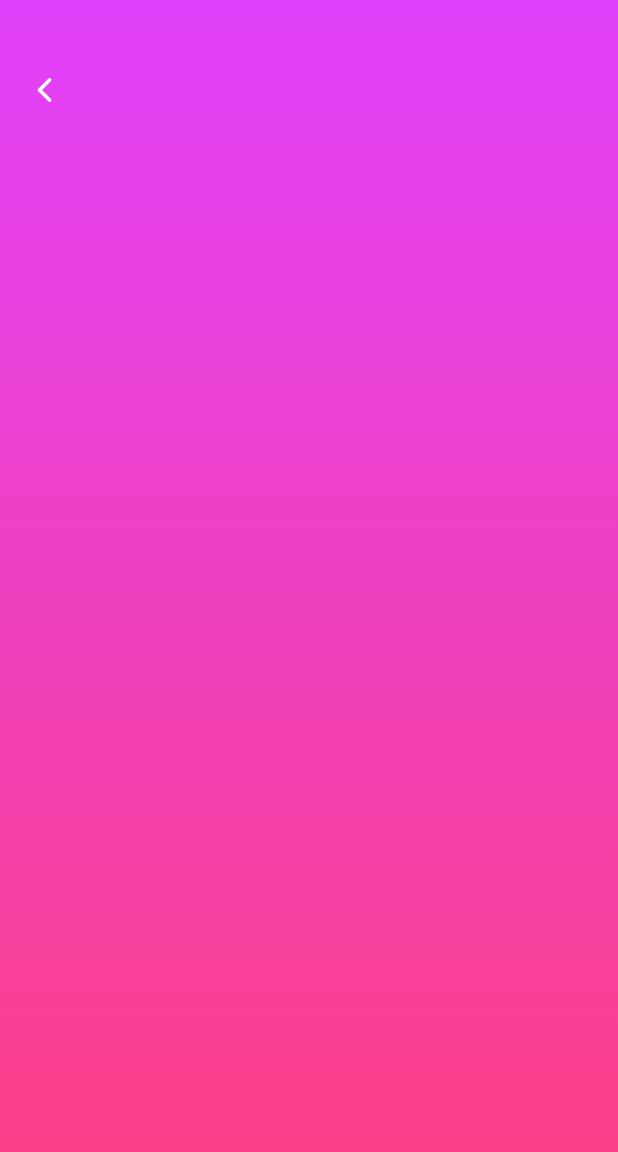
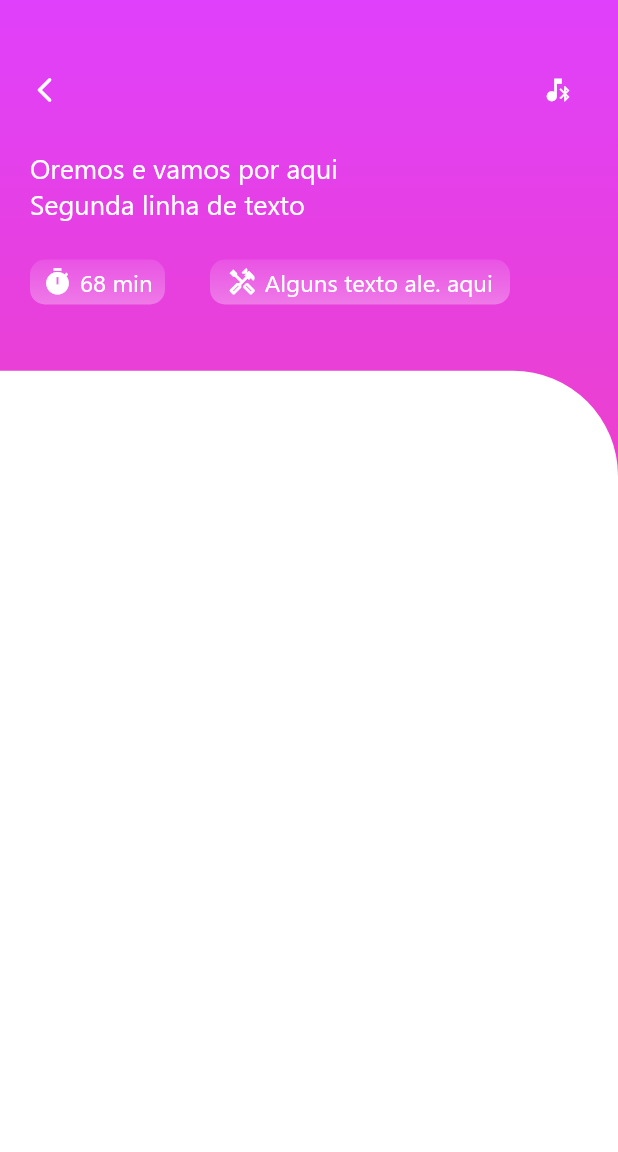
Before and after one commit to albertobezerra/guardacorpo, a Flutter app: the NormasEstacionarios screen opened directly, on a phone screen of 412 x 824 dp. Shown: the top 1152 px of the screen. Run offline on Flutter 3.47's test engine with Material 2 defaults, Android fonts, the phone set to English and light mode, and no system bars.

Commit message:
Atualização da nova tela secundária das nrs

```diff
--- a/lib/paginasinternar.dart/estacionario_nrs.dart
+++ b/lib/paginasinternar.dart/estacionario_nrs.dart
@@ -22,8 +22,9 @@ class NormasEstacionarios extends StatelessWidget {
               padding: EdgeInsets.only(top: 50, left: 20, right: 30),
               // color: Colors.white,
               width: MediaQuery.of(context).size.width,
-              height: 300,
+              height: MediaQuery.of(context).size.height * 0.3,
               child: Column(
+                crossAxisAlignment: CrossAxisAlignment.start,
                 children: [
                   Row(
                     children: [
@@ -31,12 +32,115 @@ class NormasEstacionarios extends StatelessWidget {
                         Icons.arrow_back_ios_rounded,
                         size: 20,
                         color: Colors.white,
+                      ),
+                      Expanded(child: Container()),
+                      Icon(
+                        Icons.media_bluetooth_on,
+                        size: 20,
+                        color: Colors.white,
+                      ),
+                    ],
+                  ),
+                  SizedBox(height: 30),
+                  Text(
+                    'Oremos e vamos por aqui',
+                    style: TextStyle(
+                      color: Colors.white,
+                      fontSize: 18,
+                    ),
+                  ),
+                  Text(
+                    'Segunda linha de texto',
+                    style: TextStyle(
+                      color: Colors.white,
+                      fontSize: 18,
+                    ),
+                  ),
+                  SizedBox(height: 25),
+                  Row(
+                    children: [
+                      Container(
+                        width: 90,
+                        height: 30,
+                        decoration: BoxDecoration(
+                          borderRadius: BorderRadius.circular(10),
+                          gradient: LinearGradient(
+                              begin: Alignment.topLeft,
+                              end: Alignment.bottomLeft,
+                              colors: [
+                                Colors.white10,
+                                Colors.white30,
+                              ]),
+                        ),
+                        child: Row(
+                          mainAxisAlignment: MainAxisAlignment.center,
+                          children: [
+                            Icon(
+                              Icons.timer,
+                              size: 20,
+                              color: Colors.white,
+                            ),
+                            SizedBox(
+                              width: 5,
+                            ),
+                            Text(
+                              '68 min',
+                              style: TextStyle(
+                                fontSize: 16,
+                                color: Colors.white,
+                              ),
+                            )
+                          ],
+                        ),
+                      ),
+                      SizedBox(width: 30),
+                      Container(
+                        // width: MediaQuery.of(context).size.width * 0.5,
+                        width: 200,
+                        height: 30,
+                        decoration: BoxDecoration(
+                          borderRadius: BorderRadius.circular(10),
+                          gradient: LinearGradient(
+                              begin: Alignment.topLeft,
+                              end: Alignment.bottomLeft,
+                              colors: [
+                                Colors.white10,
+                                Colors.white30,
+                              ]),
+                        ),
+                        child: Row(
+                          mainAxisAlignment: MainAxisAlignment.center,
+                          children: [
+                            Icon(
+                              Icons.handyman_outlined,
+                              size: 20,
+                              color: Colors.white,
+                            ),
+                            SizedBox(
+                              width: 5,
+                            ),
+                            Text(
+                              'Alguns texto ale. aqui',
+                              style: TextStyle(
+                                fontSize: 16,
+                                color: Colors.white,
+                              ),
+                            )
+                          ],
+                        ),
                       )
                     ],
                   )
                 ],
               ),
-            )
+            ),
+            Expanded(
+                child: Container(
+              decoration: BoxDecoration(
+                color: Colors.white,
+                borderRadius: BorderRadius.only(topRight: Radius.circular(70)),
+              ),
+            ))
           ],
         ),
       ),
```
